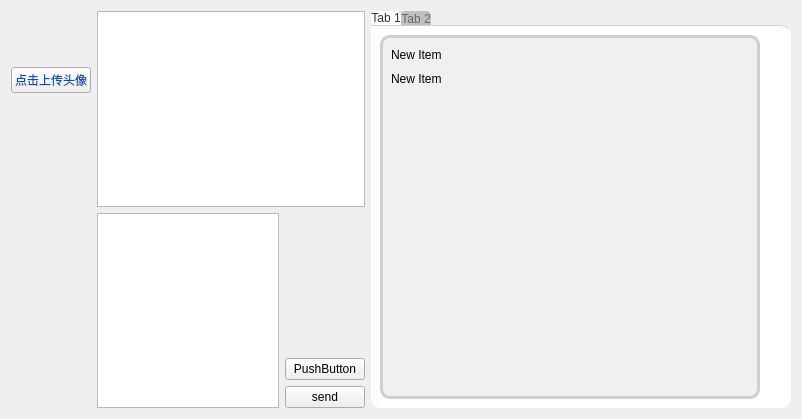
First picture: the form in client/ui/chatroom.ui, repository TT2TER/Echoplex, before the edit.
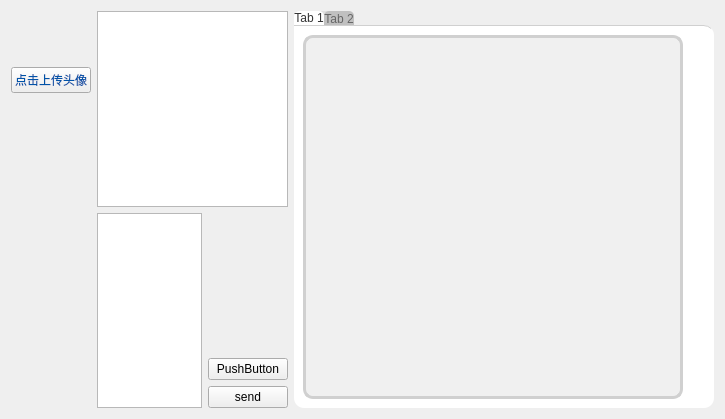
Second picture: the form after the edit. Custom widgets are drawn as their Qt base class.

```diff
--- a/client/ui/chatroom.ui
+++ b/client/ui/chatroom.ui
@@ -6,7 +6,7 @@
    <rect>
     <x>0</x>
     <y>0</y>
-    <width>802</width>
+    <width>725</width>
     <height>419</height>
    </rect>
   </property>
@@ -419,16 +419,6 @@
 }
 </string>
              </property>
-             <item>
-              <property name="text">
-               <string>New Item</string>
-              </property>
-             </item>
-             <item>
-              <property name="text">
-               <string>New Item</string>
-              </property>
-             </item>
             </widget>
            </item>
           </layout>
```
